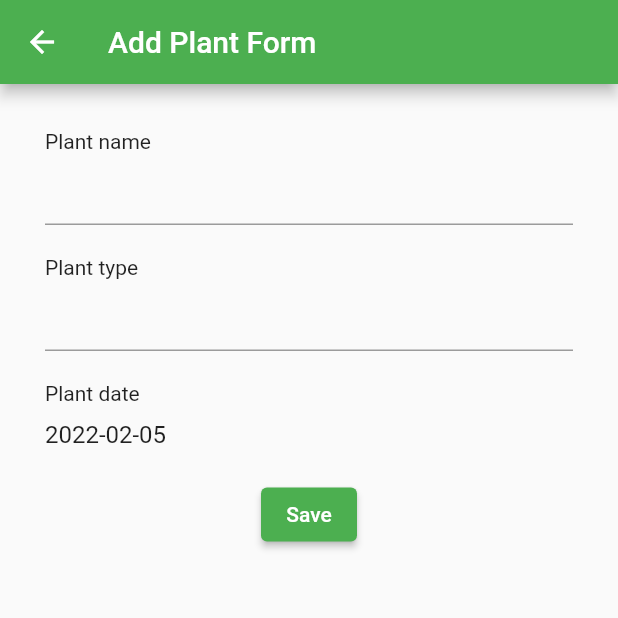
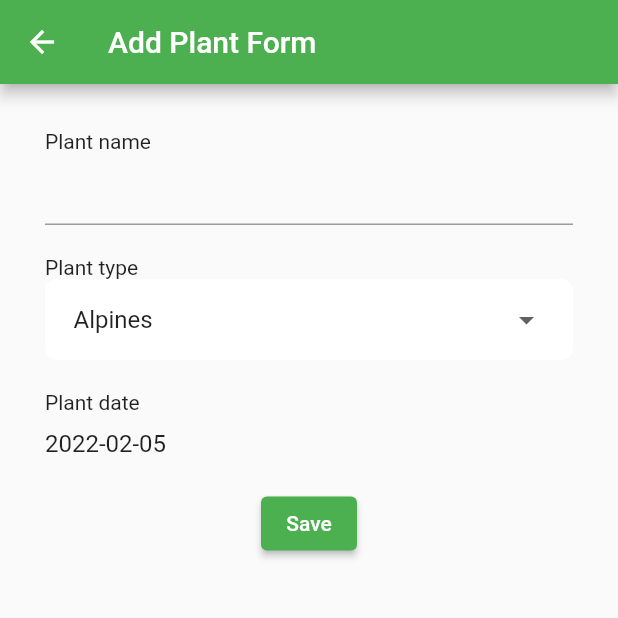
Before and after one commit to 05k4rxF/devinity-recruitment-task, a Flutter app: the PlantFormPage screen opened by its route, after a tap on "Save", on a phone screen of 412 x 824 dp, the top half of it. Run offline on Flutter 3.47's test engine with Material 2 defaults, Android fonts, the phone set to English and light mode, and no system bars; our stand-ins replace bloc, floor, flutter_bloc, flutter_datetime_picker, freezed_annotation, get_it and 2 more; accounts and stored records are empty; generated files the repository leaves out were written again.

Commit message:
feat: Add possibility to insert new plant

```diff
--- a/lib/domain/plant_service.dart
+++ b/lib/domain/plant_service.dart
@@ -19,5 +19,5 @@ class PlantService {
 
   Future<List<Plant>> getAllPlants() async => plantDao.findAllPlants();
 
-  Future<void> insertPlan(Plant plant) async => plantDao.insertPlant(plant);
+  Future<void> insertPlant(Plant plant) async => plantDao.insertPlant(plant);
 }
--- a/lib/presentation/plant_form/content_controller/plant_form_content_controller.dart
+++ b/lib/presentation/plant_form/content_controller/plant_form_content_controller.dart
@@ -6,7 +6,7 @@ import 'package:flutter/cupertino.dart';
 class PlantFormContentController {
   final TextEditingController name = TextEditingController();
   DateTime plantedAt = DateTime.now();
-  PlantType? plantType;
+  PlantType plantType = PlantType.alpines;
 
   Function(PlantFormContent) listener;
 
@@ -30,7 +30,7 @@ class PlantFormContentController {
 
     name.text = plant.name;
     plantedAt = plant.getPlantedTime;
-    plantType = plant.plantType.getPlantType;
+    plantType = plant.plantType.getPlantType!;
   }
 
   PlantFormContent get prepareContent => PlantFormContent(
--- a/lib/presentation/plant_form/cubit/add_plant_form_cubit.dart
+++ b/lib/presentation/plant_form/cubit/add_plant_form_cubit.dart
@@ -1,9 +1,7 @@
 import 'package:bloc/bloc.dart';
-import 'package:devinity_recruitment_task/domain/plant.dart';
 import 'package:devinity_recruitment_task/domain/plant_service.dart';
 import 'package:devinity_recruitment_task/presentation/plant_form/content_controller/plant_form_content.dart';
 import 'package:injectable/injectable.dart';
-import 'package:devinity_recruitment_task/domain/plant_type.dart';
 
 import 'add_plant_form_state.dart';
 
@@ -21,14 +19,12 @@ class PlantFormPageCubit extends Cubit<PlantFormPageState> {
     emit(const ShowView());
   }
 
-  Future<void> addPlantToDB() async {
+  Future<void> addPlantToDB(PlantFormContent content) async {
     final _plant = _plantFormContent?.toPlantData();
     if (_plant != null) {
-      await _plantService.insertPlan(_plant);
+      await _plantService.insertPlant(_plant);
     }
   }
 
-  void updateDetailsContent(PlantFormContent content) {
-    _plantFormContent = content;
-  }
+  void updatePlantsContent(PlantFormContent content) => _plantFormContent = content;
 }
--- a/lib/presentation/plant_form/plant_form_page.dart
+++ b/lib/presentation/plant_form/plant_form_page.dart
@@ -1,8 +1,12 @@
 import 'package:devinity_recruitment_task/core/infrastructure/injection/injection.dart';
+import 'package:devinity_recruitment_task/domain/plant.dart';
+import 'package:devinity_recruitment_task/domain/plant_type.dart';
 import 'package:devinity_recruitment_task/presentation/plant_form/content_controller/plant_form_content.dart';
 import 'package:devinity_recruitment_task/presentation/plant_form/content_controller/plant_form_content_controller.dart';
 import 'package:devinity_recruitment_task/presentation/plant_form/cubit/add_plant_form_cubit.dart';
+import 'package:devinity_recruitment_task/presentation/plant_form/widgets/dropdown_field.dart';
 import 'package:devinity_recruitment_task/shared/dimensions.dart';
+import 'package:devinity_recruitment_task/shared/transform_string.dart';
 import 'package:flutter/material.dart';
 import 'package:flutter_bloc/flutter_bloc.dart';
 import 'package:flutter_datetime_picker/flutter_datetime_picker.dart';
@@ -44,13 +48,10 @@ class _BodyState extends State<_Body> {
     final cubit = context.read<PlantFormPageCubit>();
 
     _contentController = PlantFormContentController((content) => _onChangeDetails(content, cubit));
-    // _contentController.updateByPlant(plant);
   }
 
   @override
   void dispose() {
-    final cubit = context.read<PlantFormPageCubit>();
-    _onChangeDetails(_contentController.prepareContent, cubit);
     _contentController.dispose();
     super.dispose();
   }
@@ -65,10 +66,16 @@ class _BodyState extends State<_Body> {
         crossAxisAlignment: CrossAxisAlignment.start,
         children: [
           const Text("Plant name"),
-          const TextField(),
+          TextField(
+            controller: _contentController.name,
+          ),
           Spacers.h20,
           const Text("Plant type"),
-          const TextField(),
+          DropdownField<PlantType>(
+            items: _getPlantTypes,
+            onSelect: (plantType) => _contentController.update(plantType: plantType),
+            initialValue: PlantType.alpines,
+          ),
           Spacers.h20,
           const Text("Plant date"),
           Spacers.h10,
@@ -91,6 +98,10 @@ class _BodyState extends State<_Body> {
     );
   }
 
+  List<DropdownItem<PlantType>> get _getPlantTypes {
+    return PlantType.values.map((e) => DropdownItem(data: e, title: e.getString.capitalize())).toList();
+  }
+
   Future<DateTime?> _showDateTimePicker(BuildContext context) {
     return DatePicker.showDatePicker(
       context,
@@ -111,7 +122,8 @@ class _BodyState extends State<_Body> {
   }
 
   void _onSaveTap(BuildContext context, PlantFormPageCubit cubit) {
-    // cubit.addPlantToDB();
+    cubit.addPlantToDB(_contentController.prepareContent);
   }
-  void _onChangeDetails(PlantFormContent content, PlantFormPageCubit cubit) => cubit.updateDetailsContent(content);
+
+  void _onChangeDetails(PlantFormContent content, PlantFormPageCubit cubit) => cubit.updatePlantsContent(content);
 }
--- /dev/null
+++ b/lib/presentation/plant_form/widgets/dropdown_field.dart
@@ -0,0 +1,79 @@
+import 'package:devinity_recruitment_task/shared/dimensions.dart';
+import 'package:flutter/material.dart';
+
+class DropdownItem<T> {
+  final T data;
+  final String title;
+  const DropdownItem({required this.data, required this.title});
+}
+
+class DropdownField<T> extends StatefulWidget {
+  final T initialValue;
+  final List<DropdownItem<T>> items;
+  final Function(T) onSelect;
+  final Color? borderColor;
+
+  const DropdownField({
+    required this.items,
+    required this.onSelect,
+    required this.initialValue,
+    this.borderColor,
+  });
+
+  @override
+  State<DropdownField> createState() => _DropdownFieldState<T>();
+}
+
+class _DropdownFieldState<T> extends State<DropdownField<T>> {
+  late T _dropdownValue;
+
+  @override
+  void initState() {
+    super.initState();
+    _dropdownValue = widget.initialValue;
+  }
+
+  @override
+  Widget build(BuildContext context) {
+    return Theme(
+      data: ThemeData(canvasColor: Colors.white),
+      child: Container(
+        padding: const EdgeInsets.symmetric(
+          horizontal: Dim.d18,
+          vertical: Dim.d2,
+        ),
+        decoration: BoxDecoration(
+          color: Colors.white,
+          borderRadius: BorderRadius.circular(Dim.d8),
+          border: Border.all(
+            color: widget.borderColor ?? Colors.white,
+            width: Dim.d1,
+          ),
+        ),
+        child: DropdownButton<T>(
+          value: _dropdownValue,
+          isExpanded: true,
+          onChanged: (newValue) {
+            if (newValue == null) return;
+            _onChanged(newValue);
+          },
+          underline: const SizedBox(),
+          items: widget.items.map((item) {
+            return DropdownMenuItem(
+              value: item.data,
+              child: Text(item.title),
+              onTap: () => _onChanged(item.data),
+            );
+          }).toList(),
+        ),
+      ),
+    );
+  }
+
+  void _onChanged(T item) {
+    setState(() {
+      _dropdownValue = item;
+    });
+    widget.onSelect(item);
+  }
+}
--- a/lib/shared/dimensions.dart
+++ b/lib/shared/dimensions.dart
@@ -2,7 +2,11 @@ import 'package:flutter/cupertino.dart';
 
 class Dim {
   static const double d0 = 0;
+  static const double d1 = 1;
+  static const double d2 = 2;
+  static const double d8 = 8;
   static const double d10 = 10;
+  static const double d18 = 18;
   static const double d20 = 20;
   static const double d30 = 30;
   static const double d50 = 50;
--- /dev/null
+++ b/lib/shared/transform_string.dart
@@ -0,0 +1,5 @@
+extension StringExtension on String {
+  String capitalize() {
+    return "${this[0].toUpperCase()}${substring(1)}";
+  }
+}
```
Also changed, not shown: 1 other file.
